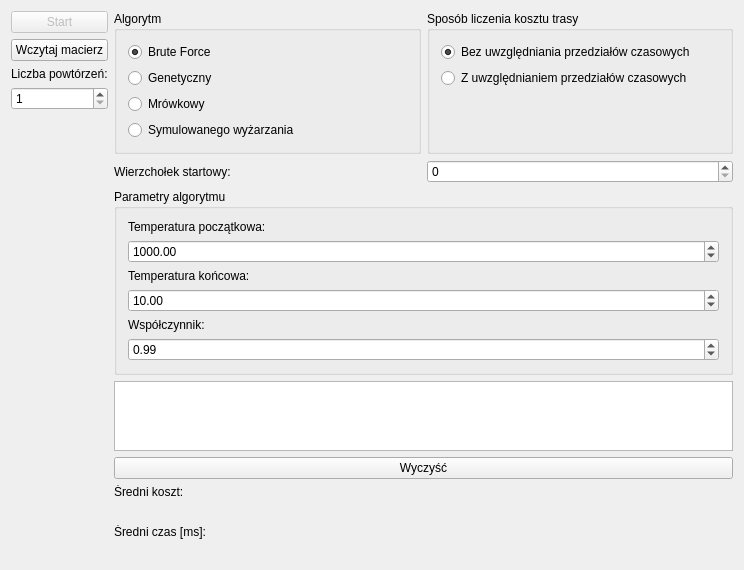
Before: the Qt Designer form dialog.ui in wgrzesiak147/Problem-Komiwoja-era---Algorytmy, drawn with Qt 5.
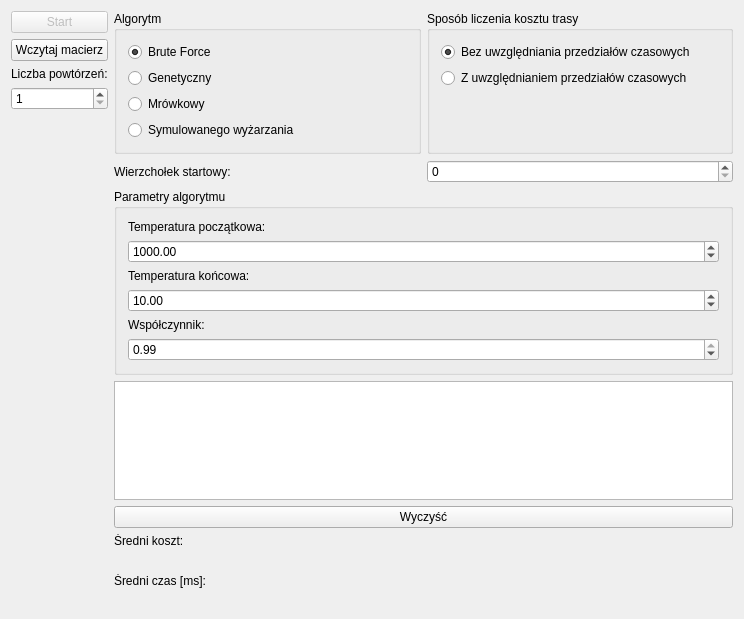
After: the same form once the commit is applied.

Patch:
```diff
--- a/dialog.ui
+++ b/dialog.ui
@@ -7,7 +7,7 @@
     <x>0</x>
     <y>0</y>
     <width>744</width>
-    <height>567</height>
+    <height>619</height>
    </rect>
   </property>
   <property name="windowTitle">
@@ -254,6 +254,15 @@
         </item>
         <item>
          <widget class="QDoubleSpinBox" name="AnnealingSpinBox">
+          <property name="minimum">
+           <double>0.010000000000000</double>
+          </property>
+          <property name="maximum">
+           <double>0.990000000000000</double>
+          </property>
+          <property name="singleStep">
+           <double>0.010000000000000</double>
+          </property>
           <property name="value">
            <double>0.990000000000000</double>
           </property>
```
Left out of the diff: 8 changed lines with no effect on the pictures.
